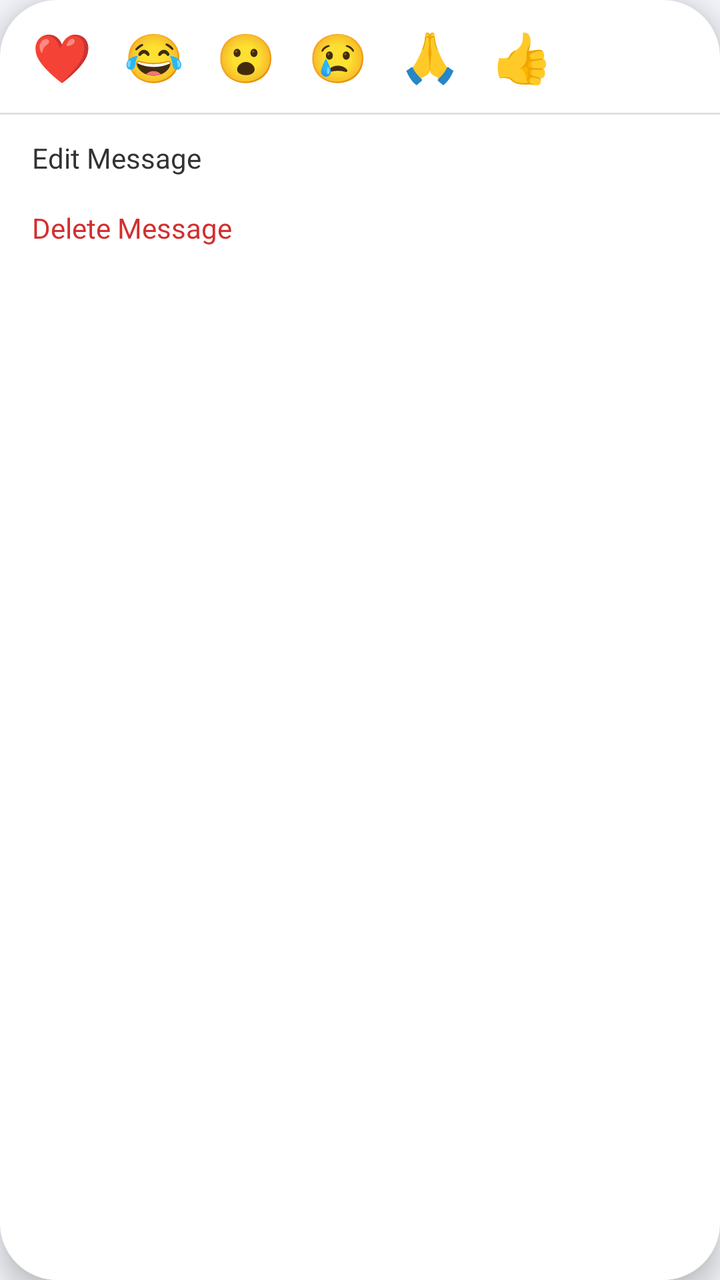
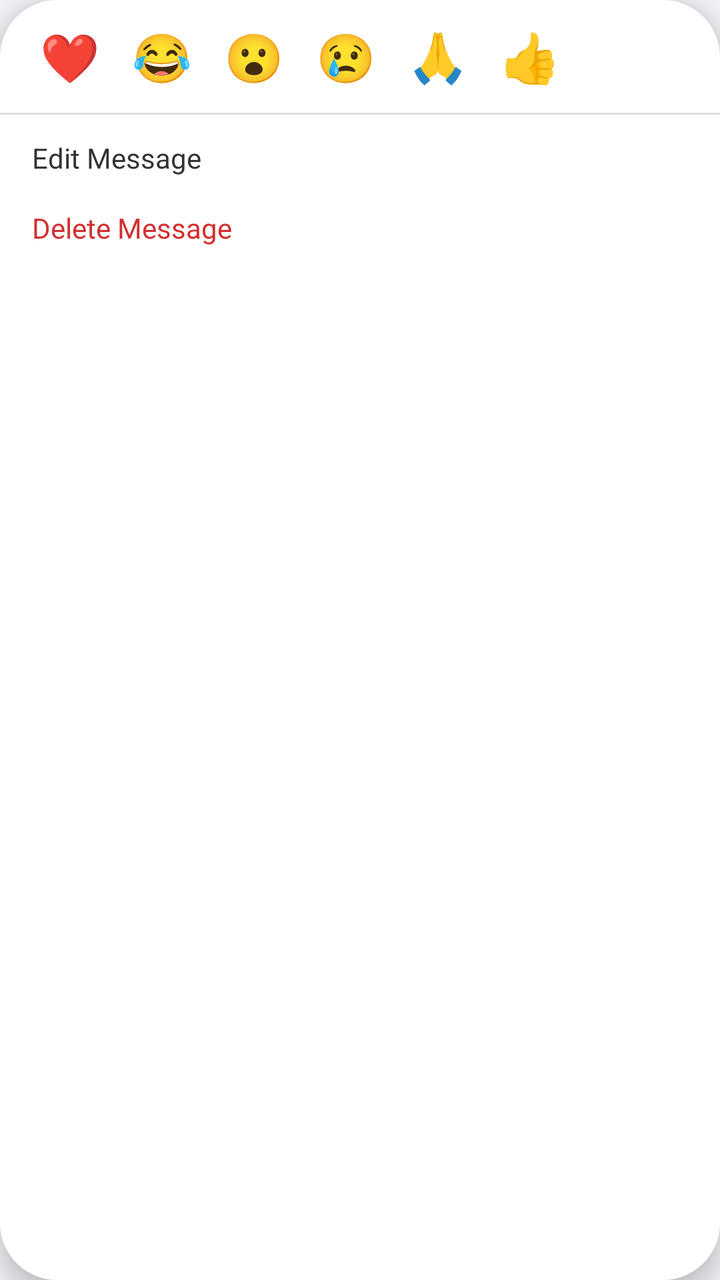

Before-and-after screenshots of an Android layout around one commit, followed by the original layout XML and the change that was made.
<!-- AndroidManifest.xml: application theme Theme.SpiritualTracker -->
<!-- res/layout/layout_emoji_picker.xml -->
<?xml version="1.0" encoding="utf-8"?>
<LinearLayout xmlns:android="http://schemas.android.com/apk/res/android"
    android:layout_width="wrap_content"
    android:layout_height="wrap_content"
    android:background="@drawable/bg_chat_input"
    android:backgroundTint="#FFFFFF"
    android:elevation="8dp"
    android:orientation="vertical"
    android:paddingVertical="8dp">

    <LinearLayout
        android:layout_width="wrap_content"
        android:layout_height="wrap_content"
        android:orientation="horizontal"
        android:paddingHorizontal="12dp"
        android:paddingBottom="4dp">

        <TextView android:id="@+id/emojiHeart" android:layout_width="wrap_content" android:layout_height="wrap_content" android:text="❤️" android:textSize="24sp" android:padding="4dp" android:background="?selectableItemBackgroundBorderless"/>
        <TextView android:id="@+id/emojiLaugh" android:layout_width="wrap_content" android:layout_height="wrap_content" android:text="😂" android:textSize="24sp" android:padding="4dp" android:layout_marginStart="8dp" android:background="?selectableItemBackgroundBorderless"/>
        <TextView android:id="@+id/emojiSurprise" android:layout_width="wrap_content" android:layout_height="wrap_content" android:text="😮" android:textSize="24sp" android:padding="4dp" android:layout_marginStart="8dp" android:background="?selectableItemBackgroundBorderless"/>
        <TextView android:id="@+id/emojiCry" android:layout_width="wrap_content" android:layout_height="wrap_content" android:text="😢" android:textSize="24sp" android:padding="4dp" android:layout_marginStart="8dp" android:background="?selectableItemBackgroundBorderless"/>
        <TextView android:id="@+id/emojiPray" android:layout_width="wrap_content" android:layout_height="wrap_content" android:text="🙏" android:textSize="24sp" android:padding="4dp" android:layout_marginStart="8dp" android:background="?selectableItemBackgroundBorderless"/>
        <TextView android:id="@+id/emojiThumbsUp" android:layout_width="wrap_content" android:layout_height="wrap_content" android:text="👍" android:textSize="24sp" android:padding="4dp" android:layout_marginStart="8dp" android:background="?selectableItemBackgroundBorderless"/>
    </LinearLayout>

    <LinearLayout
        android:id="@+id/layoutMessageActions"
        android:layout_width="match_parent"
        android:layout_height="wrap_content"
        android:orientation="vertical">

        <View
            android:layout_width="match_parent"
            android:layout_height="1dp"
            android:layout_marginVertical="4dp"
            android:background="#E0E0E0" />

        <TextView
            android:id="@+id/btnEditMessage"
            android:layout_width="match_parent"
            android:layout_height="wrap_content"
            android:text="Edit Message"
            android:textColor="#333333"
            android:textSize="14sp"
            android:paddingHorizontal="16dp"
            android:paddingVertical="8dp"
            android:background="?selectableItemBackground" />

        <TextView
            android:id="@+id/btnDeleteMessage"
            android:layout_width="match_parent"
            android:layout_height="wrap_content"
            android:text="Delete Message"
            android:textColor="#D32F2F"
            android:textSize="14sp"
            android:paddingHorizontal="16dp"
            android:paddingVertical="8dp"
            android:background="?selectableItemBackground" />

    </LinearLayout>
</LinearLayout>
<!-- resources referenced by this layout -->
<resources>
  <!-- drawable bg_chat_input (drawable) -->
  <?xml version="1.0" encoding="utf-8"?>
  <shape xmlns:android="http://schemas.android.com/apk/res/android"
      android:shape="rectangle">
      <solid android:color="#FFFFFF" /> <stroke android:width="1dp" android:color="#E0E0E0" /> <corners android:radius="28dp" /> </shape>
  <style name="Theme.SpiritualTracker" parent="Base.Theme.SpiritualTracker" />
  <style name="Base.Theme.SpiritualTracker" parent="Theme.Material3.DayNight.NoActionBar">
          <item name="colorPrimary">#7E57C2</item>
          <item name="colorOnPrimary">#FFFFFF</item>
          <item name="colorSecondaryContainer">#D1C4E9</item>
          <item name="colorOnSecondaryContainer">#7E57C2</item>
          <item name="android:windowBackground">#F3F4F9</item>
          
          <item name="android:navigationBarColor">#F5F5F5</item>
          <item name="android:windowLightNavigationBar" tools:targetApi="27">true</item>
      </style>
</resources>

<!-- the commit's change to res/layout/layout_emoji_picker.xml (unified diff, before → after) -->
@@ -12,7 +12,7 @@
         android:layout_width="wrap_content"
         android:layout_height="wrap_content"
         android:orientation="horizontal"
-        android:paddingHorizontal="12dp"
+        android:paddingHorizontal="16dp"
         android:paddingBottom="4dp">
 
         <TextView android:id="@+id/emojiHeart" android:layout_width="wrap_content" android:layout_height="wrap_content" android:text="❤️" android:textSize="24sp" android:padding="4dp" android:background="?selectableItemBackgroundBorderless"/>
